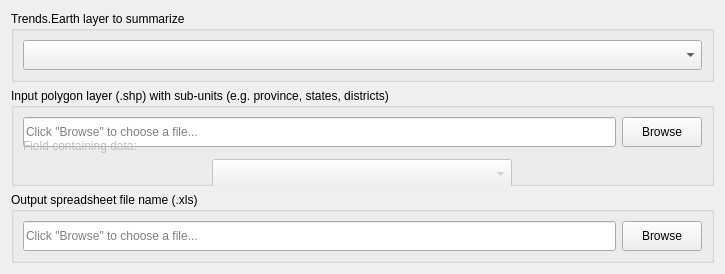
First picture: the form in LDMP/gui/WidgetCalcMultSDGSummary.ui, repository ConservationInternational/trends.earth, before the edit.
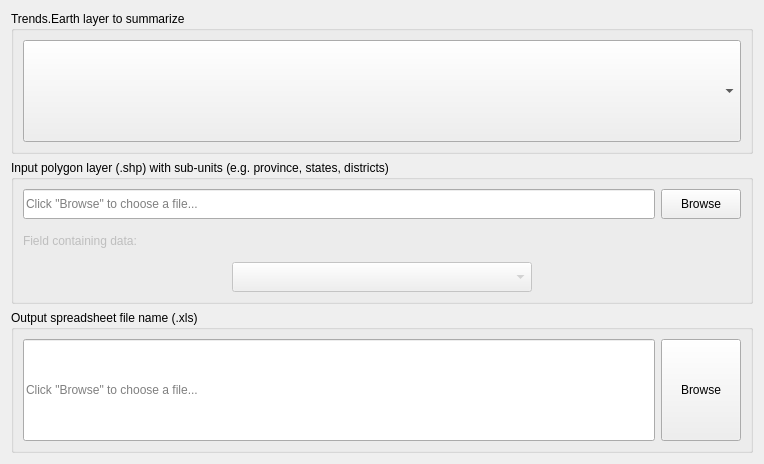
Second picture: the form after the edit. Custom widgets are drawn as their Qt base class.

Patch:
```diff
--- a/LDMP/gui/WidgetCalcMultSDGSummary.ui
+++ b/LDMP/gui/WidgetCalcMultSDGSummary.ui
@@ -6,8 +6,8 @@
    <rect>
     <x>0</x>
     <y>0</y>
-    <width>725</width>
-    <height>274</height>
+    <width>764</width>
+    <height>464</height>
    </rect>
   </property>
   <property name="sizePolicy">
@@ -22,12 +22,24 @@
   <layout class="QGridLayout" name="gridLayout">
    <item row="0" column="0">
     <widget class="QGroupBox" name="groupBox_4">
+     <property name="sizePolicy">
+      <sizepolicy hsizetype="Preferred" vsizetype="Minimum">
+       <horstretch>0</horstretch>
+       <verstretch>0</verstretch>
+      </sizepolicy>
+     </property>
      <property name="title">
       <string>Trends.Earth layer to summarize</string>
      </property>
      <layout class="QHBoxLayout" name="horizontalLayout">
       <item>
        <widget class="WidgetDataIOSelectTELayerExisting" name="comboBox">
+        <property name="sizePolicy">
+         <sizepolicy hsizetype="Preferred" vsizetype="Minimum">
+          <horstretch>0</horstretch>
+          <verstretch>0</verstretch>
+         </sizepolicy>
+        </property>
         <property name="minimumSize">
          <size>
           <width>0</width>
@@ -65,6 +77,12 @@
         <property name="enabled">
          <bool>true</bool>
         </property>
+        <property name="sizePolicy">
+         <sizepolicy hsizetype="Expanding" vsizetype="Minimum">
+          <horstretch>0</horstretch>
+          <verstretch>0</verstretch>
+         </sizepolicy>
+        </property>
         <property name="minimumSize">
          <size>
           <width>0</width>
@@ -84,6 +102,12 @@
         <property name="enabled">
          <bool>true</bool>
         </property>
+        <property name="sizePolicy">
+         <sizepolicy hsizetype="Minimum" vsizetype="Minimum">
+          <horstretch>0</horstretch>
+          <verstretch>0</verstretch>
+         </sizepolicy>
+        </property>
         <property name="minimumSize">
          <size>
           <width>0</width>
@@ -116,6 +140,12 @@
         <property name="enabled">
          <bool>false</bool>
         </property>
+        <property name="sizePolicy">
+         <sizepolicy hsizetype="Preferred" vsizetype="Minimum">
+          <horstretch>0</horstretch>
+          <verstretch>0</verstretch>
+         </sizepolicy>
+        </property>
         <property name="minimumSize">
          <size>
           <width>300</width>
@@ -144,6 +174,12 @@
         <property name="enabled">
          <bool>true</bool>
         </property>
+        <property name="sizePolicy">
+         <sizepolicy hsizetype="Expanding" vsizetype="Minimum">
+          <horstretch>0</horstretch>
+          <verstretch>0</verstretch>
+         </sizepolicy>
+        </property>
         <property name="minimumSize">
          <size>
           <width>0</width>
@@ -163,6 +199,12 @@
         <property name="enabled">
          <bool>true</bool>
         </property>
+        <property name="sizePolicy">
+         <sizepolicy hsizetype="Minimum" vsizetype="Minimum">
+          <horstretch>0</horstretch>
+          <verstretch>0</verstretch>
+         </sizepolicy>
+        </property>
         <property name="minimumSize">
          <size>
           <width>0</width>
```
